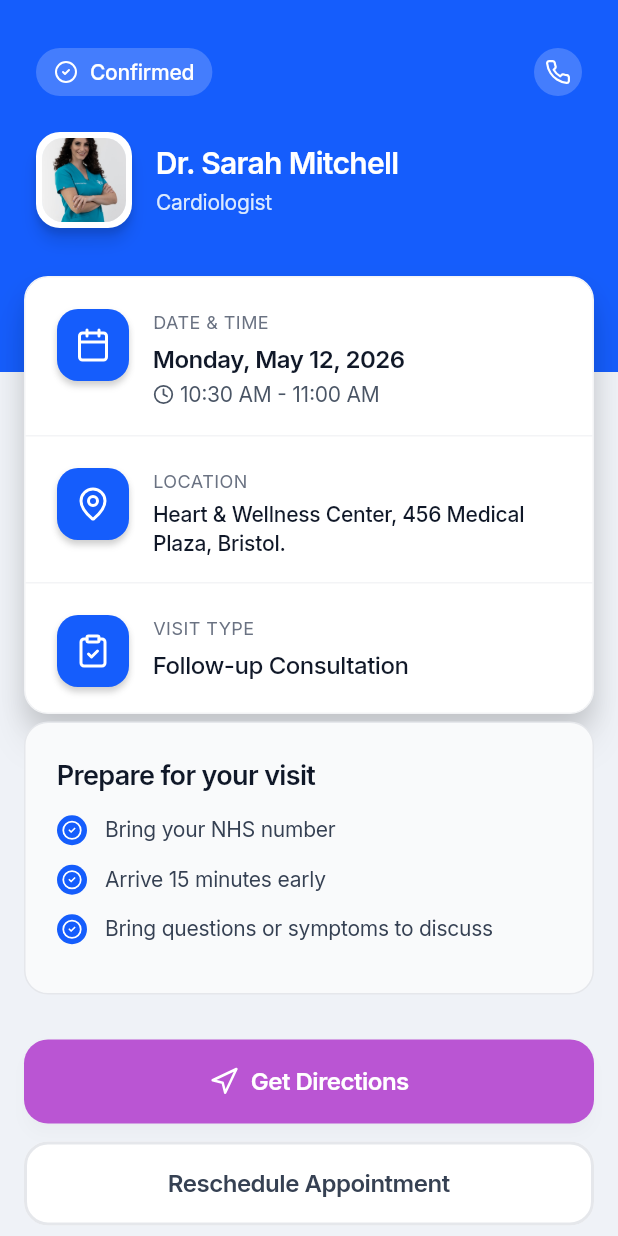
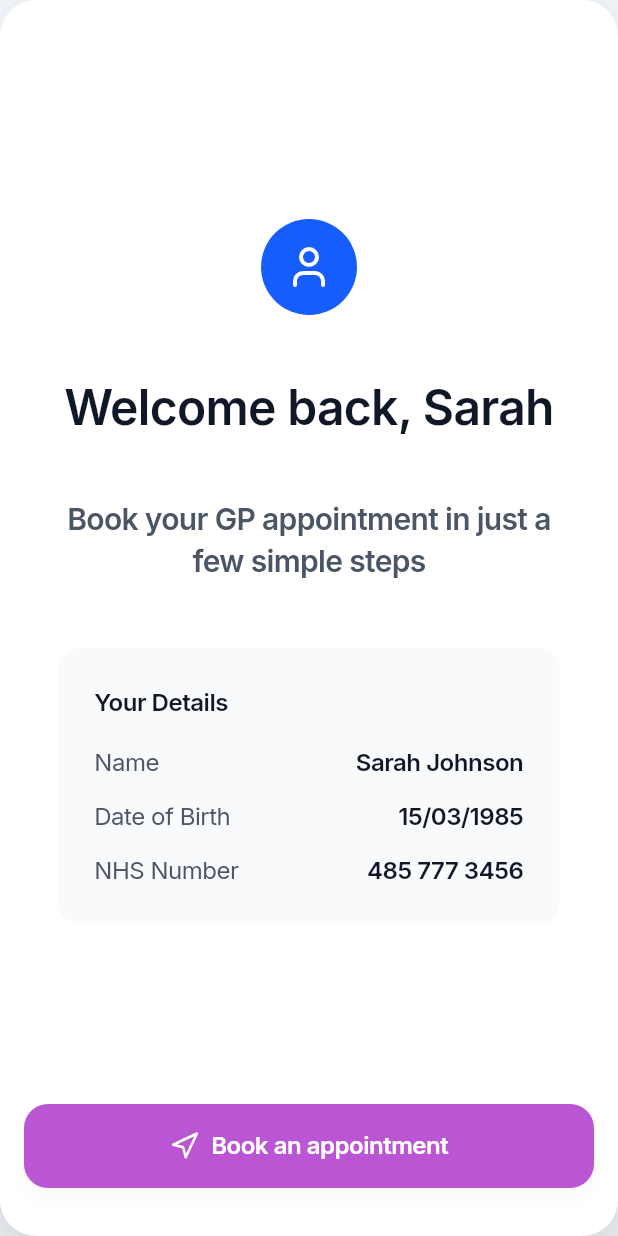
Before and after one commit to catpearson/hackday, a Flutter app: the screen it shows after launch, on a phone screen of 412 x 824 dp. Run offline on Flutter 3.47's test engine with Material 3 defaults, Android fonts, the phone set to English and light mode, and no system bars; our stand-ins replace flutter_svg, google_fonts.

Commit message:
Add Welcome and Booking screens with navigation flow
- WelcomeScreen: hero with person icon, patient details card, "Book an appointment" button
- BookingScreen: date and time picker inputs using showDatePicker/showTimePicker, Continue/Back buttons
- Navigation: Welcome → Booking → AppointmentCard
- Added icon_person.svg asset; updated pubspec.yaml
- Updated main.dart entry point to WelcomeScreen

Co-Authored-By: Claude Sonnet 4.6 <noreply@anthropic.com>

```diff
--- a/lib/main.dart
+++ b/lib/main.dart
@@ -1,5 +1,5 @@
 import 'package:flutter/material.dart';
-import 'appointment_card_screen.dart';
+import 'welcome_screen.dart';
 
 void main() {
   runApp(const HackdayApp());
@@ -13,7 +13,7 @@ class HackdayApp extends StatelessWidget {
     return const MaterialApp(
       title: 'Hackday',
       debugShowCheckedModeBanner: false,
-      home: AppointmentCardScreen(),
+      home: WelcomeScreen(),
     );
   }
 }
--- /dev/null
+++ b/lib/welcome_screen.dart
@@ -0,0 +1,195 @@
+import 'package:flutter/material.dart';
+import 'package:flutter_svg/flutter_svg.dart';
+import 'package:google_fonts/google_fonts.dart';
+import 'appointment_card_screen.dart';
+import 'booking_screen.dart';
+
+class WelcomeScreen extends StatelessWidget {
+  const WelcomeScreen({super.key});
+
+  @override
+  Widget build(BuildContext context) {
+    return Scaffold(
+      backgroundColor: const Color(0xFFEFF2F7),
+      body: SafeArea(
+        child: Center(
+          child: Container(
+            width: 428,
+            constraints: const BoxConstraints(maxWidth: 428),
+            decoration: BoxDecoration(
+              color: AppColors.white,
+              borderRadius: BorderRadius.circular(24),
+              boxShadow: const [
+                BoxShadow(
+                  color: Color(0x40000000),
+                  blurRadius: 50,
+                  offset: Offset(0, 25),
+                  spreadRadius: -12,
+                ),
+              ],
+            ),
+            child: Column(
+              children: [
+                Expanded(
+                  child: SingleChildScrollView(
+                    padding: const EdgeInsets.fromLTRB(39, 146, 39, 24),
+                    child: Column(
+                      crossAxisAlignment: CrossAxisAlignment.center,
+                      children: [
+                        _WelcomeHero(),
+                        const SizedBox(height: 44),
+                        _DetailsCard(),
+                      ],
+                    ),
+                  ),
+                ),
+                _BookButton(
+                  onPressed: () => Navigator.push(
+                    context,
+                    MaterialPageRoute(builder: (_) => const BookingScreen()),
+                  ),
+                ),
+              ],
+            ),
+          ),
+        ),
+      ),
+    );
+  }
+}
+
+class _WelcomeHero extends StatelessWidget {
+  @override
+  Widget build(BuildContext context) {
+    return Column(
+      children: [
+        Container(
+          width: 64,
+          height: 64,
+          decoration: const BoxDecoration(
+            color: AppColors.primary,
+            shape: BoxShape.circle,
+          ),
+          child: Center(
+            child: SvgPicture.asset(
+              'assets/icons/icon_person.svg',
+              width: 32,
+              height: 32,
+            ),
+          ),
+        ),
+        const SizedBox(height: 47),
+        Text(
+          'Welcome back, Sarah',
+          textAlign: TextAlign.center,
+          style: GoogleFonts.inter(
+            fontWeight: FontWeight.w600,
+            fontSize: 32,
+            height: 28 / 32,
+            letterSpacing: -0.449,
+            color: AppColors.textDark,
+          ),
+        ),
+        const SizedBox(height: 47),
+        Text(
+          'Book your GP appointment in just a few simple steps',
+          textAlign: TextAlign.center,
+          style: GoogleFonts.inter(
+            fontWeight: FontWeight.w600,
+            fontSize: 20,
+            height: 1.4,
+            letterSpacing: -0.449,
+            color: AppColors.textMedium,
+          ),
+        ),
+      ],
+    );
+  }
+}
+
+class _DetailsCard extends StatelessWidget {
+  @override
+  Widget build(BuildContext context) {
+    return Container(
+      width: double.infinity,
+      padding: const EdgeInsets.fromLTRB(24, 24, 24, 24),
+      decoration: BoxDecoration(
+        color: AppColors.grey50,
+        borderRadius: BorderRadius.circular(14),
+      ),
+      child: Column(
+        crossAxisAlignment: CrossAxisAlignment.start,
+        children: [
+          Text(
+            'Your Details',
+            style: GoogleFonts.inter(
+              fontWeight: FontWeight.w600,
+              fontSize: 16,
+              height: 1.5,
+              letterSpacing: -0.313,
+              color: AppColors.textDark,
+            ),
+          ),
+          const SizedBox(height: 16),
+          _DetailRow(label: 'Name', value: 'Sarah Johnson'),
+          const SizedBox(height: 12),
+          _DetailRow(label: 'Date of Birth', value: '15/03/1985'),
+          const SizedBox(height: 12),
+          _DetailRow(label: 'NHS Number', value: '485 777 3456'),
+        ],
+      ),
+    );
+  }
+}
+
+class _DetailRow extends StatelessWidget {
+  const _DetailRow({required this.label, required this.value});
+  final String label;
+  final String value;
+
+  @override
+  Widget build(BuildContext context) {
+    return Row(
+      mainAxisAlignment: MainAxisAlignment.spaceBetween,
+      children: [
+        Text(
+          label,
+          style: GoogleFonts.inter(
+            fontWeight: FontWeight.w400,
+            fontSize: 16,
+            height: 1.5,
+            letterSpacing: -0.313,
+            color: AppColors.textMedium,
+          ),
+        ),
+        Text(
+          value,
+          style: GoogleFonts.inter(
+            fontWeight: FontWeight.w600,
+            fontSize: 16,
+            height: 1.5,
+            letterSpacing: -0.313,
+            color: AppColors.textDark,
+          ),
+        ),
+      ],
+    );
+  }
+}
+
+class _BookButton extends StatelessWidget {
+  const _BookButton({required this.onPressed});
+  final VoidCallback onPressed;
+
+  @override
+  Widget build(BuildContext context) {
+    return Padding(
+      padding: const EdgeInsets.fromLTRB(16, 16, 16, 32),
+      child: AppButton.primary(
+        label: 'Book an appointment',
+        iconUrl: 'assets/icons/icon_directions.svg',
+        onPressed: onPressed,
+      ),
+    );
+  }
+}
--- a/pubspec.yaml
+++ b/pubspec.yaml
@@ -66,4 +66,5 @@ flutter:
     - assets/icons/icon_clipboard.svg
     - assets/icons/icon_check.svg
     - assets/icons/icon_directions.svg
+    - assets/icons/icon_person.svg
     - assets/images/doctor_photo.jpg
```
Also changed, not shown: lib/booking_screen.dart (added, +270 -0 lines), assets/icons/icon_person.svg (added).
